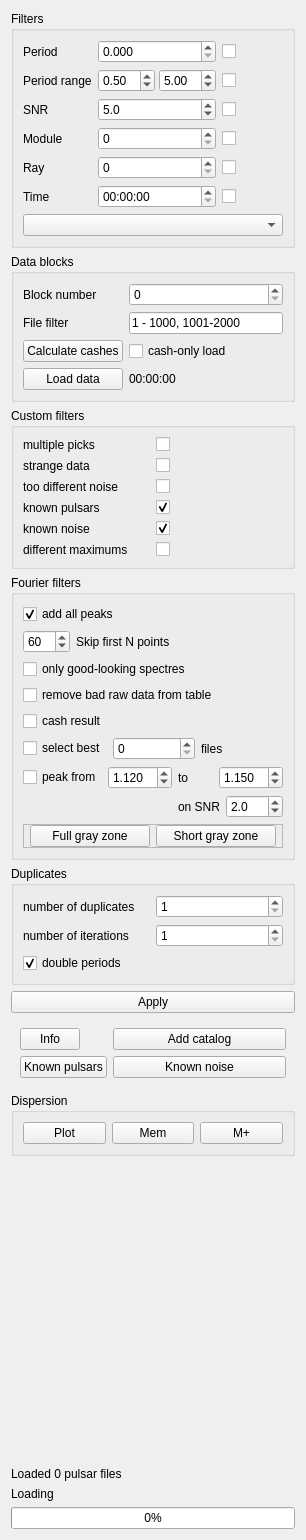
Above: src/analytics.ui from vtyulb/BSA-Analytics before the change. Below: the same form after it.
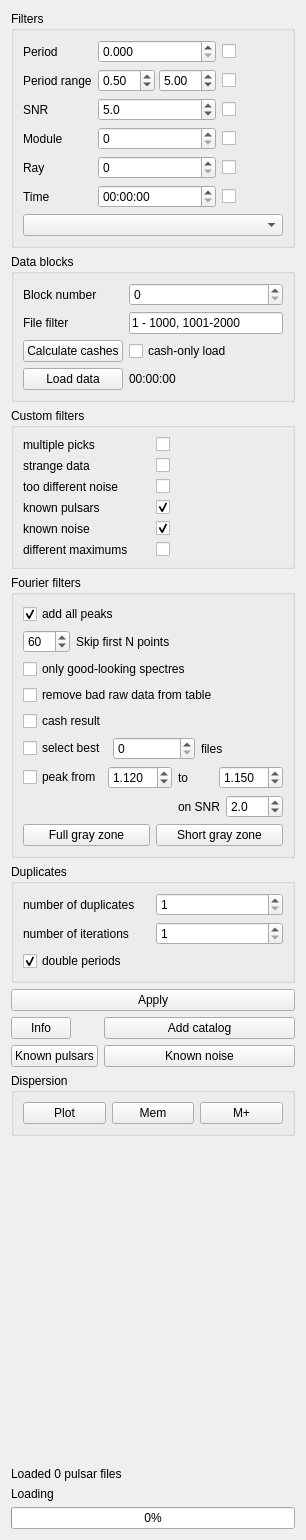
That is the form after the change.

What changed in the file:
```diff
--- a/src/analytics.ui
+++ b/src/analytics.ui
@@ -605,22 +605,16 @@
        </widget>
       </item>
       <item>
-       <widget class="QFrame" name="frame">
-        <property name="frameShape">
-         <enum>QFrame::StyledPanel</enum>
-        </property>
-        <property name="frameShadow">
-         <enum>QFrame::Raised</enum>
-        </property>
-        <layout class="QHBoxLayout" name="horizontalLayout_8">
+       <widget class="QWidget" name="widget_7" native="true">
+        <layout class="QHBoxLayout" name="horizontalLayout_9">
          <property name="leftMargin">
-          <number>6</number>
+          <number>0</number>
          </property>
          <property name="topMargin">
           <number>0</number>
          </property>
          <property name="rightMargin">
-          <number>6</number>
+          <number>0</number>
          </property>
          <property name="bottomMargin">
           <number>0</number>
@@ -705,6 +699,18 @@
    <item>
     <widget class="QWidget" name="widget" native="true">
      <layout class="QGridLayout" name="gridLayout_3">
+      <property name="leftMargin">
+       <number>0</number>
+      </property>
+      <property name="topMargin">
+       <number>0</number>
+      </property>
+      <property name="rightMargin">
+       <number>0</number>
+      </property>
+      <property name="bottomMargin">
+       <number>0</number>
+      </property>
       <item row="0" column="0">
        <widget class="QPushButton" name="infoButton">
         <property name="maximumSize">
```
